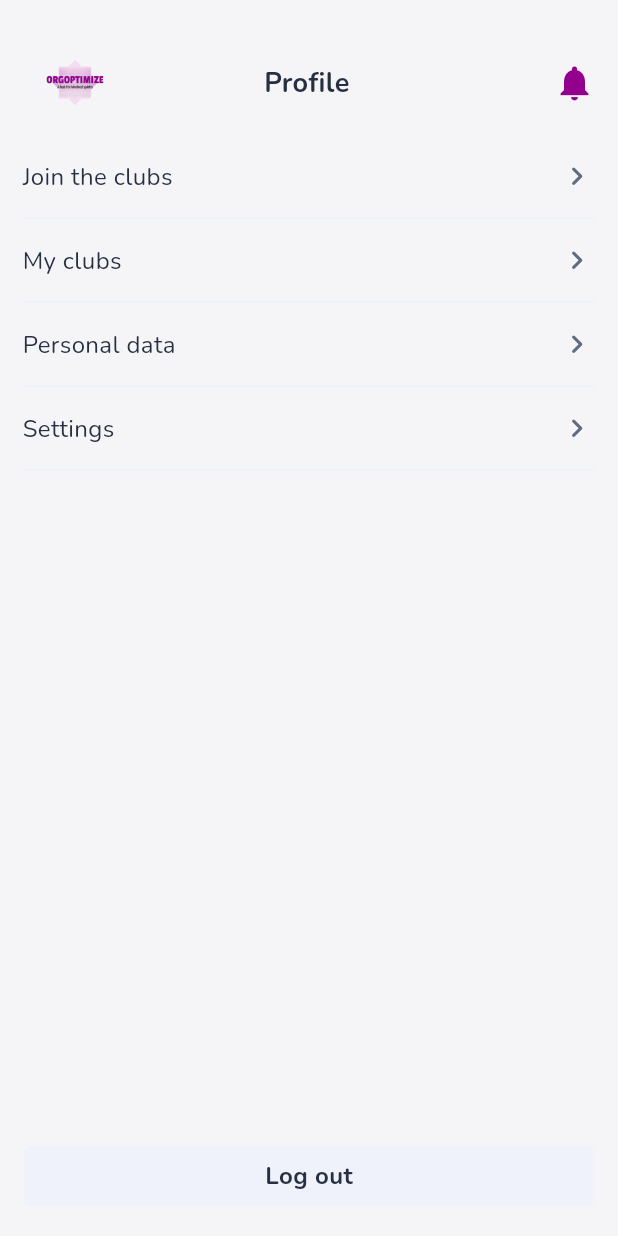
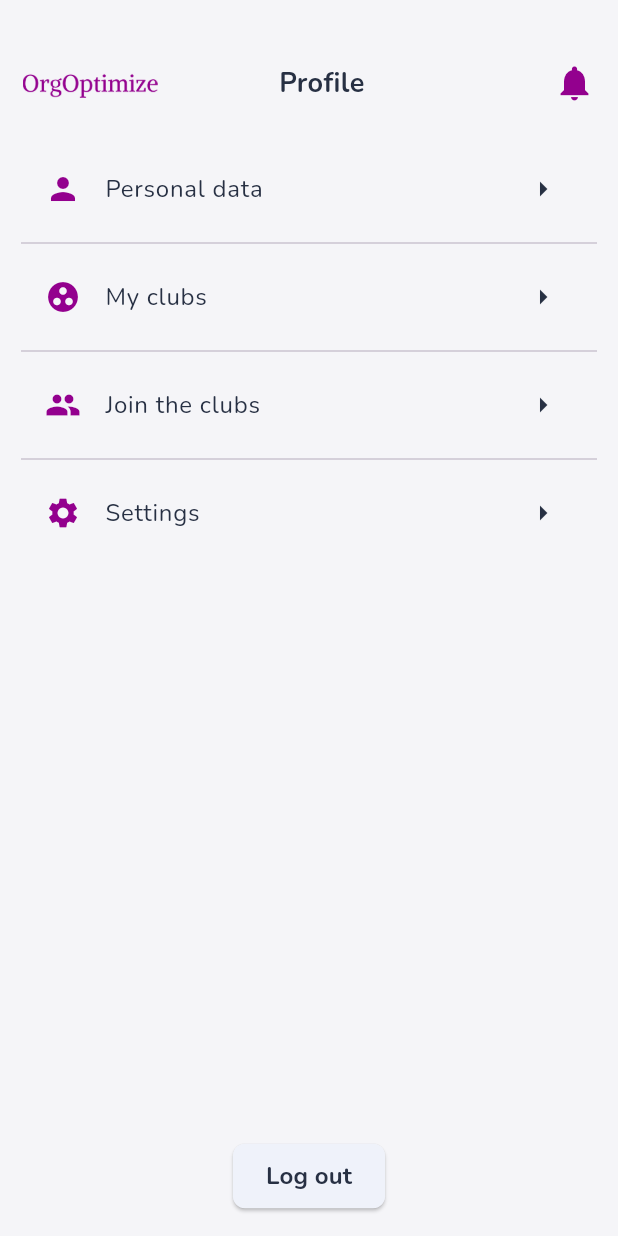
Before and after one commit to Zhuma014/OrgOptimize_Diploma, a Flutter app: the UserProfileScreen screen opened by its route, on a phone screen of 412 x 824 dp. Run offline on Flutter 3.47's test engine with Material 3 defaults, Android fonts, the light colour scheme and no system bars; our stand-ins replace dio, firebase_core, firebase_messaging, flutter_bloc, flutter_local_notifications, flutter_timezone and 4 more; accounts and stored records are empty; generated files the repository leaves out were written again.

Commit message:
designing better

```diff
--- a/lib/ui/screens/profile_screen.dart
+++ b/lib/ui/screens/profile_screen.dart
@@ -12,7 +12,6 @@ import 'package:urven/ui/widgets/toolbar.dart';
 import 'package:urven/utils/common_dialog.dart';
 import 'package:urven/utils/lu.dart';
 import 'package:urven/utils/screen_size_configs.dart';
-
 
 class UserProfileScreen extends StatefulWidget {
   const UserProfileScreen({super.key});
@@ -33,6 +32,7 @@ class UserProfileScreenState extends BaseScreenState<UserProfileScreen> {
   @override
   Widget build(BuildContext context) {
     return Scaffold(
+      backgroundColor: Palette.BACKGROUND,
       body: Column(
         mainAxisAlignment: MainAxisAlignment.spaceBetween,
         children: [
@@ -41,27 +41,45 @@ class UserProfileScreenState extends BaseScreenState<UserProfileScreen> {
             children: [
               Padding(
                 padding: const EdgeInsets.only(top: SSC.p10),
-                child: Toolbar(isBackButtonVisible: false, title: LU.of(context).profile),
+                child: Toolbar(
+                    isBackButtonVisible: false, title: LU.of(context).profile),
               ),
-              ProfileMenuOption(
+              Padding(
+                padding: const EdgeInsets.symmetric(
+                    horizontal: SSC.p14, vertical: SSC.p8),
+                child: Column(
+                  children: [
+                    _buildProfileOption(
+                      context,
+                      icon: Icons.person,
+                      title: LU.of(context).personal_data,
+                      onPressed: () {
+                        Navigator.pushNamed(
+                            context, Navigation.EDIT_USER_PROFILE);
+                      },
+                    ),
+                    const Divider(),
+                    _buildProfileOption(
+                      context,
+                      icon: Icons.group_work,
+                      title: "My clubs",
+                      onPressed: () {
+                        Navigator.pushNamed(context, Navigation.MYCLUBS);
+                      },
+                    ),
+                    const Divider(),
+                    _buildProfileOption(
+                      context,
+                      icon: Icons.group,
                       title: "Join the clubs",
                       onPressed: () {
                         Navigator.pushNamed(context, Navigation.ALLCLUBS);
                       },
                     ),
-              ProfileMenuOption(
-                title: "My clubs",
-                onPressed: () {
-                  Navigator.pushNamed(context, Navigation.MYCLUBS);
-                },
-              ),
-              ProfileMenuOption(
-                title: LU.of(context).personal_data,
-                onPressed: () {
-                  Navigator.pushNamed(context, Navigation.EDIT_USER_PROFILE);
-                },
-              ),
-              ProfileMenuOption(
+                    const Divider(),
+                    _buildProfileOption(
+                      context,
+                      icon: Icons.settings,
                       title: LU.of(context).settings,
                       onPressed: () {
                         Navigator.pushNamed(context, Navigation.SETTINGS);
@@ -69,29 +87,21 @@ class UserProfileScreenState extends BaseScreenState<UserProfileScreen> {
                     ),
                   ],
                 ),
+              )
+            ],
+          ),
           Padding(
             padding: const EdgeInsets.all(SSC.p16),
-            child: RawMaterialButton(
-              disabledElevation: 1,
-              child: Ink(
-                decoration: const BoxDecoration(
-                  borderRadius: BorderRadius.all(
-                    Radius.circular(SSC.p4),
+            child: ElevatedButton(
+              style: ElevatedButton.styleFrom(
+                foregroundColor: Palette.DARK_BLUE,
+                backgroundColor: Palette.SOLITUDE,
+                shape: RoundedRectangleBorder(
+                  borderRadius: BorderRadius.circular(SSC.p8),
                 ),
-                  color: Palette.SOLITUDE,
-                ),
-                child: Container(
-                  height: SSC.p40,
-                  alignment: Alignment.center,
-                  child: Text(
-                    LU.of(context).action_logout,
-                    style: const TextStyle(
-                      color: Palette.DARK_BLUE,
-                      fontSize: SSC.p16,
-                      fontWeight: FontWeight.w600,
-                    ),
-                  ),
-                ),
+                padding: const EdgeInsets.symmetric(
+                    vertical: SSC.p10, horizontal: SSC.p22),
+                elevation: 1,
               ),
               onPressed: () {
                 showCustomDialog(
@@ -103,10 +113,37 @@ class UserProfileScreenState extends BaseScreenState<UserProfileScreen> {
                   onPositivePressed: () => signOut(context),
                 );
               },
+              child: Text(
+                LU.of(context).action_logout,
+                style: const TextStyle(
+                  color: Palette.DARK_BLUE,
+                  fontSize: SSC.p16,
+                  fontWeight: FontWeight.w600,
+                ),
+              ),
             ),
           ),
         ],
       ),
+    );
+  }
+
+  Widget _buildProfileOption(BuildContext context,
+      {required IconData icon,
+      required String title,
+      required VoidCallback onPressed}) {
+    return ListTile(
+      leading: Icon(icon, color: Palette.MAIN),
+      title: Text(
+        title,
+        style: const TextStyle(
+          fontSize: SSC.p16,
+          fontWeight: FontWeight.w500,
+          color: Palette.DARK_BLUE,
+        ),
+      ),
+      onTap: onPressed,
+      trailing: const Icon(Icons.arrow_right, color: Palette.DARK_BLUE),
     );
   }
 }
--- a/lib/ui/widgets/sign_up_card.dart
+++ b/lib/ui/widgets/sign_up_card.dart
@@ -83,9 +83,13 @@ class _SignUpCardState extends State<SignUpCard> {
                   ),
                 ),
                 child: Padding(
-                  padding: const EdgeInsets.symmetric(vertical: SSC.p18),
+                  padding: const EdgeInsets.symmetric(vertical: SSC.p12),
                   child: Text(
                     LU.of(context).registration,
+                    style: const TextStyle(
+                        color: Palette.BACKGROUND,
+                        fontWeight: FontWeight.w600,
+                        fontSize: SSC.p16),
                   ),
                 ),
               ),
--- a/lib/ui/widgets/toolbar.dart
+++ b/lib/ui/widgets/toolbar.dart
@@ -59,9 +59,9 @@ class Toolbar extends StatelessWidget {
               )
             else
               const LocalAssetImage(
-                name: 'image.png',
-                height: SSC.p80,
-                fit: BoxFit.cover,
+                name: 'logo-text.png',
+                width: SSC.p90,
+                fit: BoxFit.fitWidth,
               ),
             if (title.isNotNullOrBlank())
               Expanded(
```
Also changed, not shown: lib/app.dart (+19 -15 lines), lib/ui/screens/authentication_screen.dart (+53 -22 lines), lib/ui/widgets/sign_in_card.dart (+7 -3 lines), assets/images/logo-text.png (added), assets/images/logo.png (added), 1 other file. Lines whose indentation alone changed are shown as unchanged.
